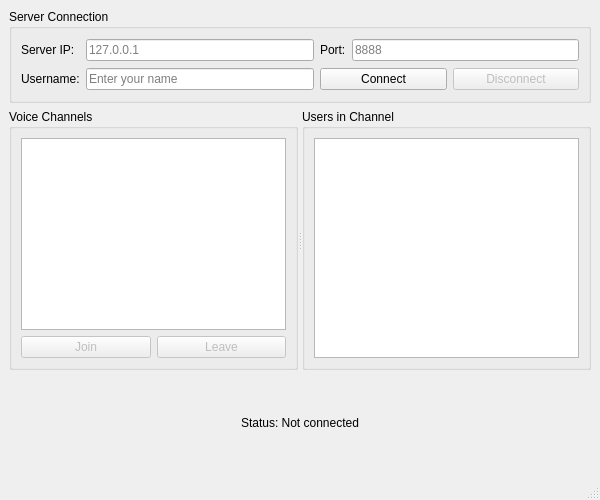
gujial/voicePhone, file src/mainwindow.ui: the form before one commit.
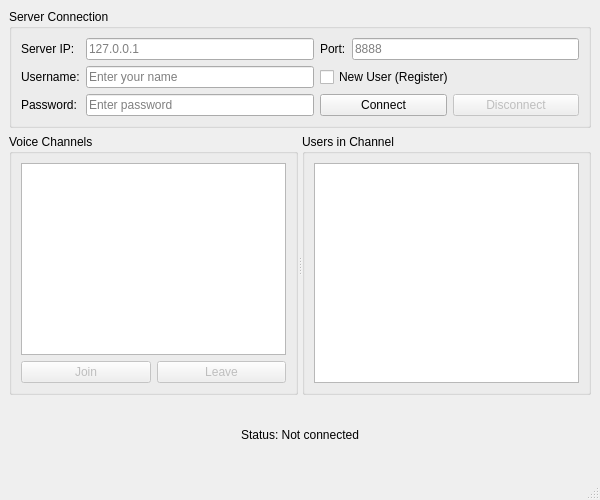
The form after the commit.

The edit to the form file:
```diff
--- a/src/mainwindow.ui
+++ b/src/mainwindow.ui
@@ -66,7 +66,31 @@
          </property>
         </widget>
        </item>
+       <item row="2" column="0">
+        <widget class="QLabel" name="passwordLabel">
+         <property name="text">
+          <string>Password:</string>
+         </property>
+        </widget>
+       </item>
+       <item row="2" column="1">
+        <widget class="QLineEdit" name="passwordEdit">
+         <property name="echoMode">
+          <enum>QLineEdit::Password</enum>
+         </property>
+         <property name="placeholderText">
+          <string>Enter password</string>
+         </property>
+        </widget>
+       </item>
        <item row="1" column="2" colspan="2">
+        <widget class="QCheckBox" name="registerCheckbox">
+         <property name="text">
+          <string>New User (Register)</string>
+         </property>
+        </widget>
+       </item>
+       <item row="2" column="2" colspan="2">
         <layout class="QHBoxLayout" name="horizontalLayout">
          <item>
           <widget class="QPushButton" name="connectButton">
```
